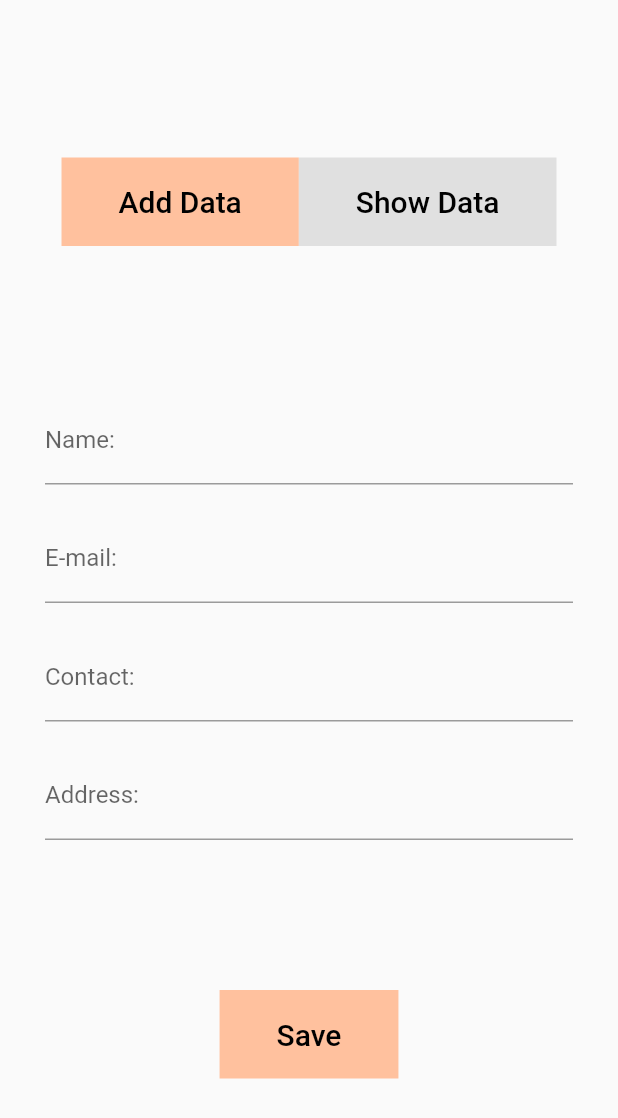
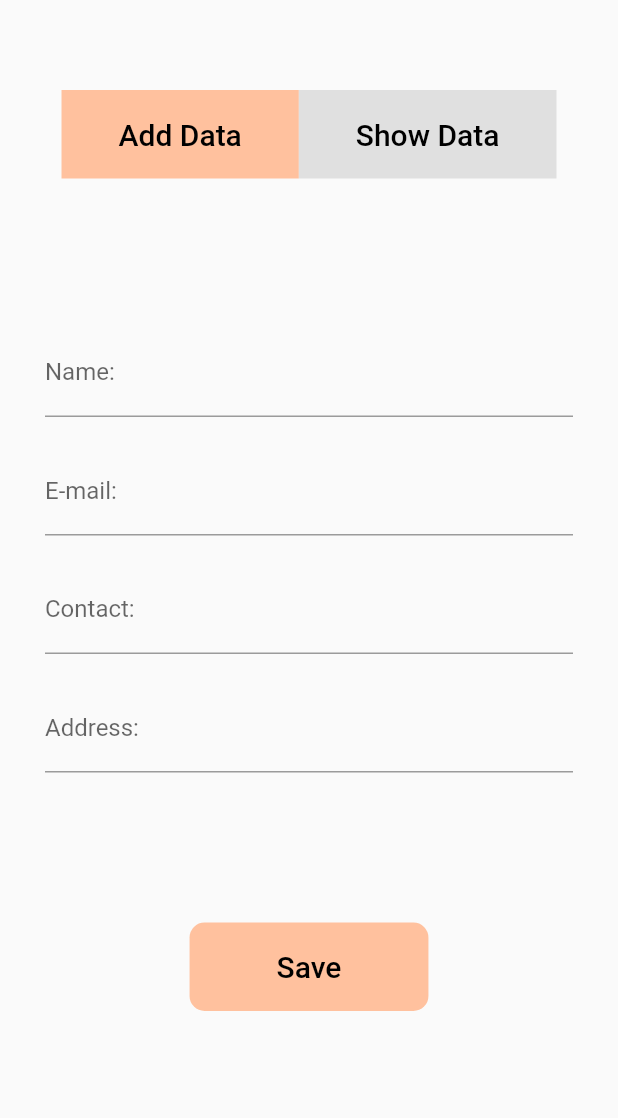
Before and after one commit to SaptarsiRoy/upcloud_app, a Flutter app: the screen it shows after launch, on a phone screen of 412 x 824 dp. Shown: the top 1118 px of the screen. Run offline on Flutter 3.47's test engine with Material 2 defaults, Android fonts, the phone set to English and light mode, and no system bars.

Commit message:
changed to listview

```diff
--- a/lib/screens/add_screen.dart
+++ b/lib/screens/add_screen.dart
@@ -7,8 +7,11 @@ class AddData extends StatelessWidget {
   @override
   Widget build(BuildContext context) {
     return Scaffold(
-      body: SafeArea(
-        child: Center(
+      body: ListView(
+        children: [
+          Center(
+            child: Padding(
+              padding: const EdgeInsets.only(top: 60.0),
               child: Column(
                 mainAxisAlignment: MainAxisAlignment.center,
                 children: [
@@ -76,15 +79,32 @@ class AddData extends StatelessWidget {
                   SizedBox(
                     height: 100.0,
                   ),
-              DataButton(
-                textTitle: 'Save',
+                  TextButton(
+                    style: TextButton.styleFrom(
+                      backgroundColor: Color(0xFFFFC19E),
+                      shape: RoundedRectangleBorder(
+                          borderRadius: BorderRadius.circular(10.0)),
+                    ),
                     onPressed: () {},
-                backgroundColor: Color(0xFFFFC19E),
+                    child: Padding(
+                        padding: const EdgeInsets.symmetric(
+                          horizontal: 50.0,
+                          vertical: 10.0,
+                        ),
+                        child: Text(
+                          "Save",
+                          style: TextStyle(
+                            color: Colors.black,
+                            fontSize: 20.0,
+                          ),
+                        )),
                   ),
                 ],
               ),
             ),
           ),
+        ],
+      ),
     );
   }
 }
```
Lines whose indentation alone changed are shown as unchanged.
